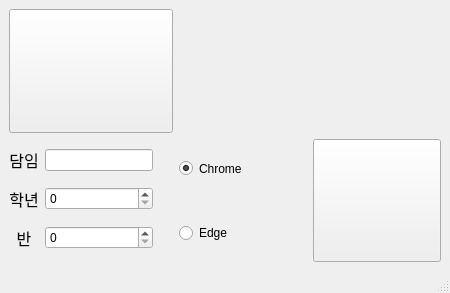
The window that resource/main.ui (leecurrent04/absent-checking-automation) describes before a commit, drawn with Qt 5.
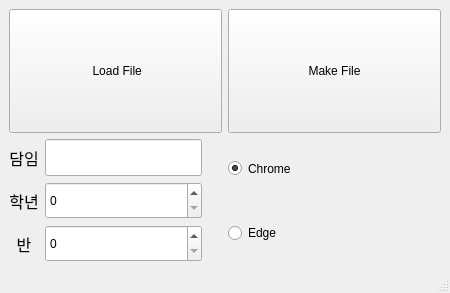
The same window after the commit. Icons and pictures are not drawn.

What changed in the file:
```diff
--- a/resource/main.ui
+++ b/resource/main.ui
@@ -95,7 +95,14 @@
        </widget>
       </item>
       <item row="2" column="1">
-       <widget class="QSpinBox" name="spinBox_2"/>
+       <widget class="QSpinBox" name="spinBox_2">
+        <property name="sizePolicy">
+         <sizepolicy hsizetype="Minimum" vsizetype="Expanding">
+          <horstretch>0</horstretch>
+          <verstretch>0</verstretch>
+         </sizepolicy>
+        </property>
+       </widget>
       </item>
       <item row="0" column="0">
        <widget class="QLabel" name="label_3">
@@ -131,10 +138,24 @@
        </widget>
       </item>
       <item row="0" column="1">
-       <widget class="QLineEdit" name="lineEdit"/>
+       <widget class="QLineEdit" name="lineEdit">
+        <property name="sizePolicy">
+         <sizepolicy hsizetype="Expanding" vsizetype="Expanding">
+          <horstretch>0</horstretch>
+          <verstretch>0</verstretch>
+         </sizepolicy>
+        </property>
+       </widget>
       </item>
       <item row="1" column="1">
-       <widget class="QSpinBox" name="spinBox"/>
+       <widget class="QSpinBox" name="spinBox">
+        <property name="sizePolicy">
+         <sizepolicy hsizetype="Minimum" vsizetype="Expanding">
+          <horstretch>0</horstretch>
+          <verstretch>0</verstretch>
+         </sizepolicy>
+        </property>
+       </widget>
       </item>
       <item row="0" column="2">
        <spacer name="horizontalSpacer">
@@ -163,7 +184,7 @@
        </sizepolicy>
       </property>
       <property name="text">
-       <string/>
+       <string> Load File</string>
       </property>
       <property name="icon">
        <iconset>
@@ -177,7 +198,7 @@
       </property>
      </widget>
     </item>
-    <item row="1" column="3">
+    <item row="0" column="2">
      <widget class="QPushButton" name="runButton">
       <property name="sizePolicy">
        <sizepolicy hsizetype="Expanding" vsizetype="Expanding">
@@ -186,7 +207,7 @@
        </sizepolicy>
       </property>
       <property name="text">
-       <string/>
+       <string>Make File</string>
       </property>
      </widget>
     </item>
```
